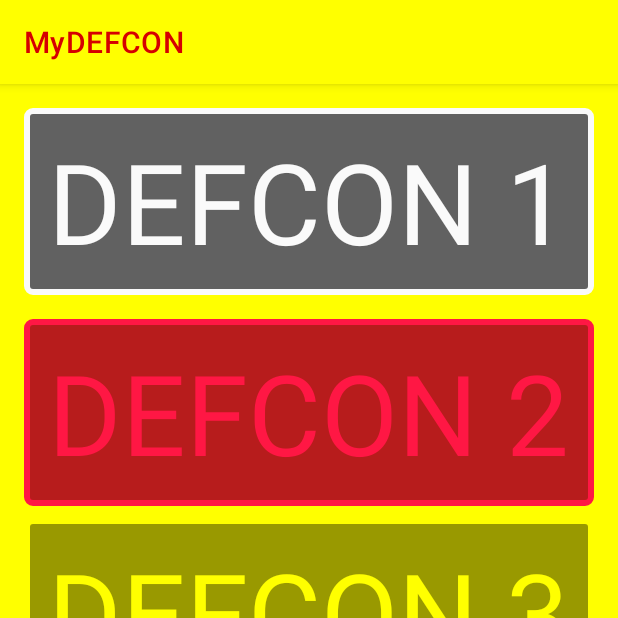
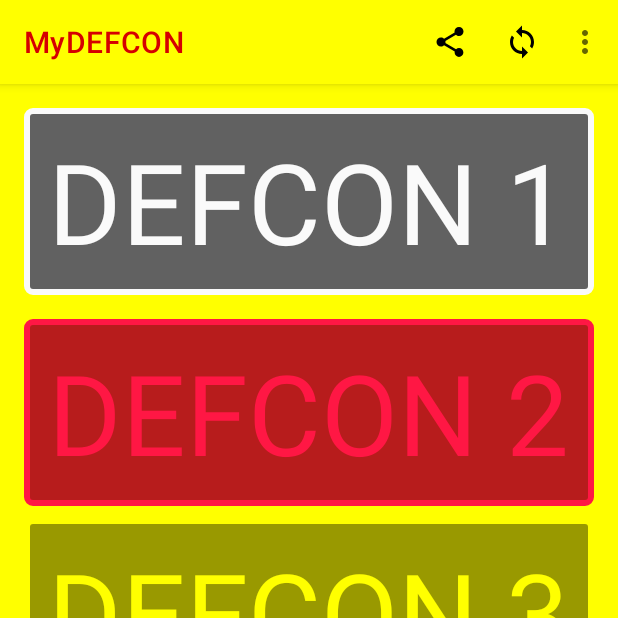
Before and after one commit to marcusrunge/MyDEFCON.Droid, an Android app: the screen it shows after launch (MainActivity), on a phone screen of 412 x 824 dp, the top half of it. Run offline under Robolectric (Android 15) with nearby library versions, the phone set to English and light mode, and no system bars; our stand-ins replace Dagger/Hilt's generated code, data binding; 3 statements that could not run were skipped.

Commit message:
added action menu

```diff
--- /dev/null
+++ b/app/src/main/res/drawable/ic_sync_black_24dp.xml
@@ -0,0 +1,9 @@
+<vector xmlns:android="http://schemas.android.com/apk/res/android"
+    android:width="24dp"
+    android:height="24dp"
+    android:viewportWidth="24"
+    android:viewportHeight="24">
+  <path
+      android:pathData="M12,4L12,1L8,5l4,4L12,6c3.31,0 6,2.69 6,6 0,1.01 -0.25,1.97 -0.7,2.8l1.46,1.46C19.54,15.03 20,13.57 20,12c0,-4.42 -3.58,-8 -8,-8zM12,18c-3.31,0 -6,-2.69 -6,-6 0,-1.01 0.25,-1.97 0.7,-2.8L5.24,7.74C4.46,8.97 4,10.43 4,12c0,4.42 3.58,8 8,8v3l4,-4 -4,-4v3z"
+      android:fillColor="#000000"/>
+</vector>
--- /dev/null
+++ b/app/src/main/res/menu/options_menu.xml
@@ -0,0 +1,25 @@
+<menu xmlns:android="http://schemas.android.com/apk/res/android"
+    xmlns:app="http://schemas.android.com/apk/res-auto">
+    <item
+        android:id="@+id/action_statusshare"
+        android:icon="@drawable/ic_share_black_24dp"
+        android:title="@string/action_statusshare"
+        app:showAsAction="ifRoom"/>
+    <item
+        android:id="@+id/action_listsync"
+        android:icon="@drawable/ic_sync_black_24dp"
+        android:title="@string/action_listsync"
+        app:showAsAction="ifRoom"/>
+    <item
+        android:id="@+id/navigation_settings"
+        android:title="@string/title_settings" />
+    <item
+        android:id="@+id/navigation_terms"
+        android:title="@string/title_terms" />
+    <item
+        android:id="@+id/navigation_licenses"
+        android:title="@string/title_licenses" />
+    <item
+        android:id="@+id/navigation_privacy"
+        android:title="@string/title_privacy" />
+</menu>
--- a/app/src/main/res/values/strings.xml
+++ b/app/src/main/res/values/strings.xml
@@ -8,4 +8,10 @@
     <string name="defcon_4">DEFCON 4</string>
     <string name="defcon_5">DEFCON 5</string>
     <string name="sharedpreferences_name">MyDefconPreferences</string>
+    <string name="title_settings">Settings</string>
+    <string name="title_terms">Terms</string>
+    <string name="title_licenses">Licenses</string>
+    <string name="title_privacy">Privacy</string>
+    <string name="action_listsync">Sync List</string>
+    <string name="action_statusshare">Share Status</string>
 </resources>
```
Also changed, not shown: app/src/main/kotlin/com/marcusrunge/mydefcon/MainActivity.kt (+40 -0 lines).
